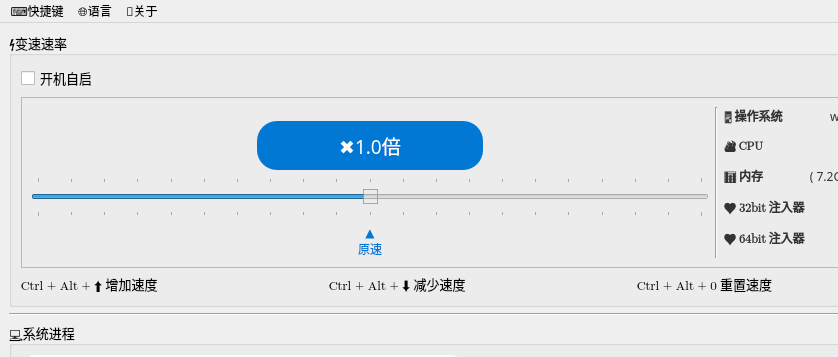
The window that mainwindow.ui (zxlhhyccc/OpenSpeedy) describes before a commit, drawn with Qt 5; both pictures show x 0 to 838 and y 0 to 357 of the 960 by 640 pixel window.
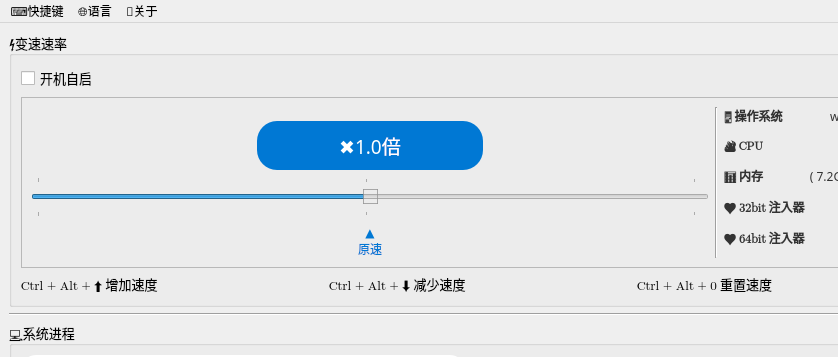
The same window after the commit.

```diff
--- a/mainwindow.ui
+++ b/mainwindow.ui
@@ -163,10 +163,10 @@
 }</string>
               </property>
               <property name="minimum">
-               <number>-9900</number>
+               <number>-999900</number>
               </property>
               <property name="maximum">
-               <number>9900</number>
+               <number>999900</number>
               </property>
               <property name="pageStep">
                <number>100</number>
@@ -187,7 +187,7 @@
                <enum>QSlider::TicksBothSides</enum>
               </property>
               <property name="tickInterval">
-               <number>990</number>
+               <number>99000</number>
               </property>
              </widget>
             </item>
```
Left out of the diff: 16 changed lines with no effect on the pictures.
